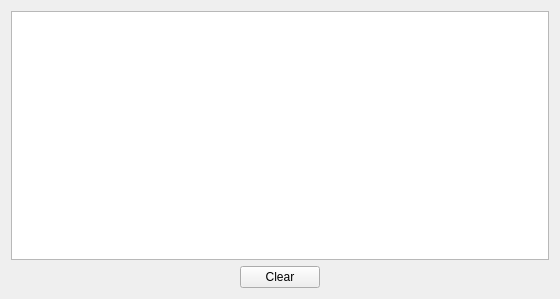
Above: src/forms/maintab_log.ui from cbnolok/Leviathan before the change. Below: the same form after it.
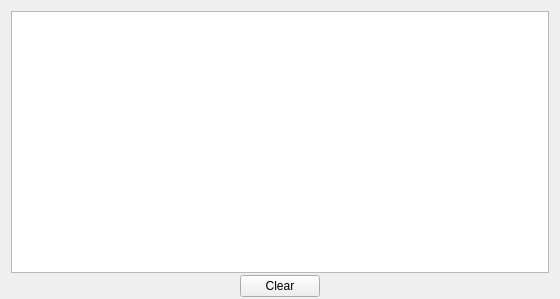
That is the form after the change.

The edit to the form file:
```diff
--- a/src/forms/maintab_log.ui
+++ b/src/forms/maintab_log.ui
@@ -14,6 +14,12 @@
    <string>Form</string>
   </property>
   <layout class="QVBoxLayout" name="verticalLayout_2">
+   <property name="spacing">
+    <number>2</number>
+   </property>
+   <property name="bottomMargin">
+    <number>2</number>
+   </property>
    <item>
     <layout class="QVBoxLayout" name="verticalLayout">
      <item>
```
